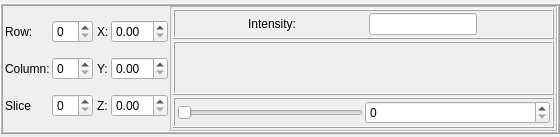
First picture: the form in forms/voxelInformationWidget.ui, repository isis-group/vast, before the edit.
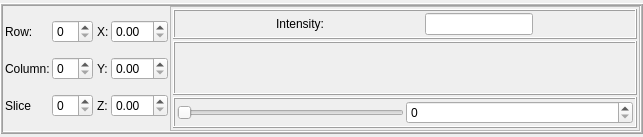
Second picture: the form after the edit.

Patch:
```diff
--- a/forms/voxelInformationWidget.ui
+++ b/forms/voxelInformationWidget.ui
@@ -6,7 +6,7 @@
    <rect>
     <x>0</x>
     <y>0</y>
-    <width>560</width>
+    <width>643</width>
     <height>137</height>
    </rect>
   </property>
@@ -181,6 +181,12 @@
           <verstretch>0</verstretch>
          </sizepolicy>
         </property>
+        <property name="minimumSize">
+         <size>
+          <width>200</width>
+          <height>0</height>
+         </size>
+        </property>
         <property name="frameShape">
          <enum>QFrame::StyledPanel</enum>
         </property>
```
